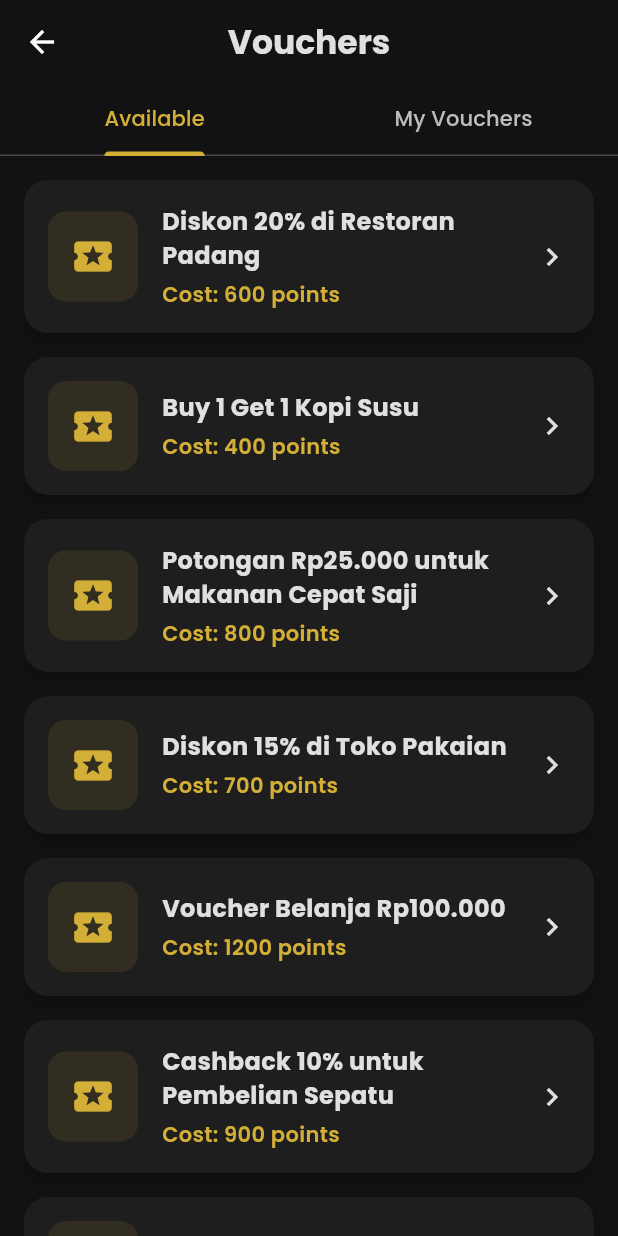
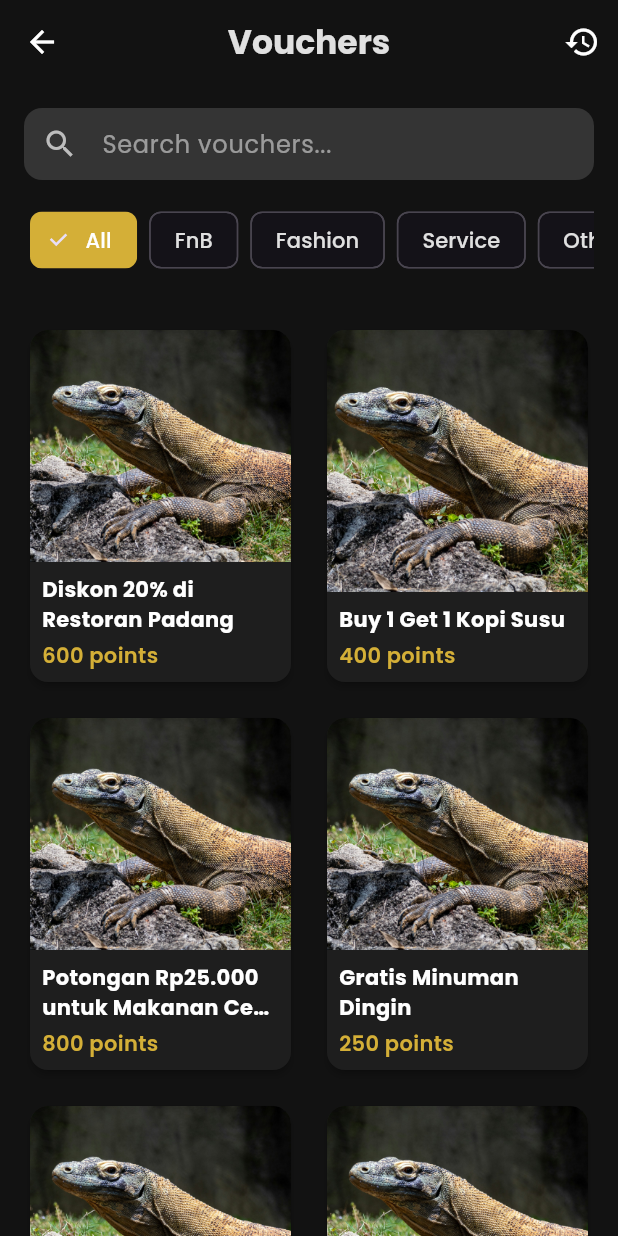
Before and after one commit to aryaravapradana/mobproguts, a Flutter app: the VoucherPage screen opened directly with sample values from the repository, on a phone screen of 412 x 824 dp. Run offline on Flutter 3.47's test engine with Material 3 defaults, Android fonts, the phone set to English and light mode, and no system bars; drawn by our look-alikes of flutter_animate; our stand-ins replace font_awesome_flutter, google_fonts, qr_flutter; missing offline and left inert: mobile_scanner; accounts and stored records are empty.

Commit message:
voucher data jadiii tinggal imagenya aja

```diff
--- a/lib/data/voucher_data.dart
+++ b/lib/data/voucher_data.dart
@@ -1,27 +1,47 @@
 import 'package:project_midterms/models/voucher.dart';
 
 List<Voucher> fnbVouchers = [
-  Voucher(title: "Diskon 20% di Restoran Padang", cost: 600),
-  Voucher(title: "Buy 1 Get 1 Kopi Susu", cost: 400),
-  Voucher(title: "Potongan Rp25.000 untuk Makanan Cepat Saji", cost: 800),
+  Voucher(title: "Diskon 20% di Restoran Padang", cost: 600, image: 'lib/assets/voucher_images/komodo.jpg'),
+  Voucher(title: "Buy 1 Get 1 Kopi Susu", cost: 400, image: 'lib/assets/voucher_images/komodo.jpg'),
+  Voucher(title: "Potongan Rp25.000 untuk Makanan Cepat Saji", cost: 800, image: 'lib/assets/voucher_images/komodo.jpg'),
+  Voucher(title: "Gratis Minuman Dingin", cost: 250, image: 'lib/assets/voucher_images/komodo.jpg'),
+  Voucher(title: "Diskon 30% untuk Kue", cost: 550, image: 'lib/assets/voucher_images/komodo.jpg'),
+  Voucher(title: "Potongan Rp15.000 untuk Makanan Ringan", cost: 350, image: 'lib/assets/voucher_images/komodo.jpg'),
 ];
 
 List<Voucher> fashionVouchers = [
-  Voucher(title: "Diskon 15% di Toko Pakaian", cost: 700),
-  Voucher(title: "Voucher Belanja Rp100.000", cost: 1200),
-  Voucher(title: "Cashback 10% untuk Pembelian Sepatu", cost: 900),
+  Voucher(title: "Diskon 15% di Toko Pakaian", cost: 700, image: 'lib/assets/voucher_images/komodo.jpg'),
+  Voucher(title: "Voucher Belanja Rp100.000", cost: 1200, image: 'lib/assets/voucher_images/komodo.jpg'),
+  Voucher(title: "Cashback 10% untuk Pembelian Sepatu", cost: 900, image: 'lib/assets/voucher_images/komodo.jpg'),
+  Voucher(title: "Diskon 25% untuk Aksesoris", cost: 450, image: 'lib/assets/voucher_images/komodo.jpg'),
+  Voucher(title: "Voucher Belanja Rp50.000", cost: 600, image: 'lib/assets/voucher_images/komodo.jpg'),
+  Voucher(title: "Cashback 15% untuk Tas", cost: 850, image: 'lib/assets/voucher_images/komodo.jpg'),
 ];
 
 List<Voucher> serviceVouchers = [
-  Voucher(title: "Gratis Cuci Motor", cost: 300),
-  Voucher(title: "Potongan Harga Servis AC", cost: 1500),
-  Voucher(title: "Diskon 50% untuk Potong Rambut", cost: 500),
+  Voucher(title: "Gratis Cuci Motor", cost: 300, image: 'lib/assets/voucher_images/komodo.jpg'),
+  Voucher(title: "Potongan Harga Servis AC", cost: 1500, image: 'lib/assets/voucher_images/komodo.jpg'),
+  Voucher(title: "Diskon 50% untuk Potong Rambut", cost: 500, image: 'lib/assets/voucher_images/komodo.jpg'),
+  Voucher(title: "Gratis Cuci Mobil", cost: 500, image: 'lib/assets/voucher_images/komodo.jpg'),
+  Voucher(title: "Potongan Harga Servis Laptop", cost: 2000, image: 'lib/assets/voucher_images/komodo.jpg'),
+  Voucher(title: "Diskon 20% untuk Jasa Kebersihan", cost: 700, image: 'lib/assets/voucher_images/komodo.jpg'),
 ];
 
 List<Voucher> othersVouchers = [
-  Voucher(title: "Voucher Pulsa Rp10.000", cost: 200),
-  Voucher(title: "Diskon Tiket Bioskop", cost: 800),
-  Voucher(title: "Gratis 1 Jam Bermain di Game Center", cost: 1000),
+  Voucher(title: "Voucher Pulsa Rp10.000", cost: 200, image: 'lib/assets/voucher_images/komodo.jpg'),
+  Voucher(title: "Diskon Tiket Bioskop", cost: 800, image: 'lib/assets/voucher_images/komodo.jpg'),
+  Voucher(title: "Gratis 1 Jam Bermain di Game Center", cost: 1000, image: 'lib/assets/voucher_images/komodo.jpg'),
+  Voucher(title: "Voucher Pulsa Rp25.000", cost: 450, image: 'lib/assets/voucher_images/komodo.jpg'),
+  Voucher(title: "Diskon Tiket Konser", cost: 1500, image: 'lib/assets/voucher_images/komodo.jpg'),
+  Voucher(title: "Gratis 2 Jam Karaoke", cost: 1200, image: 'lib/assets/voucher_images/komodo.jpg'),
+];
+
+List<Voucher> electronicAndAppliancesVouchers = [
+  Voucher(title: "Diskon 10% untuk TV", cost: 2500, image: 'lib/assets/voucher_images/komodo.jpg'),
+  Voucher(title: "Potongan Rp200.000 untuk Kulkas", cost: 3000, image: 'lib/assets/voucher_images/komodo.jpg'),
+  Voucher(title: "Cashback 5% untuk Mesin Cuci", cost: 2000, image: 'lib/assets/voucher_images/komodo.jpg'),
+  Voucher(title: "Gratis Ongkir untuk Pembelian AC", cost: 1000, image: 'lib/assets/voucher_images/komodo.jpg'),
+  Voucher(title: "Voucher Belanja Elektronik Rp150.000", cost: 1800, image: 'lib/assets/voucher_images/komodo.jpg'),
 ];
 
 Map<String, List<Voucher>> categorizedVouchers = {
@@ -29,6 +49,7 @@
   'Fashion': fashionVouchers,
   'Service': serviceVouchers,
   'Others': othersVouchers,
+  'Electronic & Appliances': electronicAndAppliancesVouchers,
 };
 
 List<Voucher> dummyVouchers = [
@@ -36,4 +57,5 @@
   ...fashionVouchers,
   ...serviceVouchers,
   ...othersVouchers,
+  ...electronicAndAppliancesVouchers,
 ];
--- a/lib/models/voucher.dart
+++ b/lib/models/voucher.dart
@@ -2,6 +2,7 @@
   final String title;
   final int cost;
   final DateTime? date;
+  final String? image;
 
-  Voucher({required this.title, required this.cost, this.date});
+  Voucher({required this.title, required this.cost, this.date, this.image});
 }
--- a/lib/screens/voucher_page.dart
+++ b/lib/screens/voucher_page.dart
@@ -1,8 +1,8 @@
 import 'package:flutter/material.dart';
 import 'package:project_midterms/colors.dart';
-import 'package:project_midterms/data/redeem_history_data.dart';
 import 'package:project_midterms/data/voucher_data.dart';
 import 'package:project_midterms/models/voucher.dart';
+import 'package:project_midterms/screens/my_vouchers_page.dart';
 import '../models/user.dart';
 import 'package:flutter_animate/flutter_animate.dart';
 import 'package:google_fonts/google_fonts.dart';
@@ -16,57 +16,107 @@
   State<VoucherPage> createState() => _VoucherPageState();
 }
 
-class _VoucherPageState extends State<VoucherPage> with SingleTickerProviderStateMixin {
-  late TabController _tabController;
-
-  @override
-  void initState() {
-    super.initState();
-    _tabController = TabController(length: 2, vsync: this);
-  }
-
-  @override
-  void dispose() {
-    _tabController.dispose();
-    super.dispose();
-  }
+class _VoucherPageState extends State<VoucherPage> {
+  String _searchQuery = '';
+  String _selectedCategory = 'All';
 
   @override
   Widget build(BuildContext context) {
     return Scaffold(
       appBar: AppBar(
         title: Text('Vouchers', style: GoogleFonts.poppins(fontWeight: FontWeight.bold)),
-        bottom: TabBar(
-          controller: _tabController,
-          indicatorColor: AppColors.primary,
-          labelColor: AppColors.primary,
-          unselectedLabelColor: AppColors.lightGrey,
-          tabs: const [
-            Tab(text: 'Available'),
-            Tab(text: 'My Vouchers'),
+        actions: [
+          IconButton(
+            icon: const Icon(Icons.history),
+            onPressed: () {
+              Navigator.push(
+                context,
+                MaterialPageRoute(builder: (context) => const MyVouchersPage()),
+              );
+            },
+          ),
         ],
       ),
-      ),
-      body: TabBarView(
-        controller: _tabController,
+      body: Column(
         children: [
-          _buildVoucherList(dummyVouchers, true),
-          _buildVoucherList(redeemedVouchers, false),
+          _buildSearchAndFilter(),
+          Expanded(child: _buildVoucherGrid()),
         ],
       ),
     );
   }
 
-  Widget _buildVoucherList(List<Voucher> vouchers, bool canRedeem) {
-    if (vouchers.isEmpty) {
+  Widget _buildSearchAndFilter() {
+    return Padding(
+      padding: const EdgeInsets.all(16.0),
+      child: Column(
+        children: [
+          TextField(
+            onChanged: (value) {
+              setState(() {
+                _searchQuery = value;
+              });
+            },
+            decoration: InputDecoration(
+              hintText: 'Search vouchers...',
+              prefixIcon: const Icon(Icons.search),
+              border: OutlineInputBorder(
+                borderRadius: BorderRadius.circular(12),
+                borderSide: BorderSide.none,
+              ),
+              filled: true,
+              fillColor: AppColors.lightGrey.withAlpha(50),
+            ),
+          ),
+          const SizedBox(height: 16),
+          SingleChildScrollView(
+            scrollDirection: Axis.horizontal,
+            child: Row(
+              children: ['All', ...categorizedVouchers.keys].map((category) {
+                return Padding(
+                  padding: const EdgeInsets.symmetric(horizontal: 4.0),
+                  child: FilterChip(
+                    label: Text(category),
+                    selected: _selectedCategory == category,
+                    onSelected: (selected) {
+                      setState(() {
+                        _selectedCategory = category;
+                      });
+                    },
+                    selectedColor: AppColors.primary,
+                    labelStyle: TextStyle(
+                      color: _selectedCategory == category ? Colors.white : AppColors.onSurface,
+                    ),
+                  ),
+                );
+              }).toList(),
+            ),
+          ),
+        ],
+      ),
+    );
+  }
+
+  Widget _buildVoucherGrid() {
+    List<Voucher> filteredVouchers = dummyVouchers.where((voucher) {
+      final titleMatches = voucher.title.toLowerCase().contains(_searchQuery.toLowerCase());
+      final categoryMatches = _selectedCategory == 'All' ||
+          categorizedVouchers.entries
+              .firstWhere((entry) => entry.key == _selectedCategory)
+              .value
+              .contains(voucher);
+      return titleMatches && categoryMatches;
+    }).toList();
+
+    if (filteredVouchers.isEmpty) {
       return Center(
         child: Column(
           mainAxisAlignment: MainAxisAlignment.center,
           children: [
-            const Icon(Icons.folder_open, size: 60, color: AppColors.lightGrey),
+            const Icon(Icons.search_off, size: 60, color: AppColors.lightGrey),
             const SizedBox(height: 16),
             Text(
-              canRedeem ? "No Vouchers Available" : "You haven't redeemed any vouchers yet.",
+              "No vouchers found",
               style: GoogleFonts.poppins(fontSize: 16, color: AppColors.onSurface),
             ),
           ],
@@ -74,20 +124,24 @@
       );
     }
 
-    return ListView.builder(
+    return GridView.builder(
       padding: const EdgeInsets.all(16),
-      itemCount: vouchers.length,
+      gridDelegate: const SliverGridDelegateWithFixedCrossAxisCount(
+        crossAxisCount: 2,
+        crossAxisSpacing: 16,
+        mainAxisSpacing: 16,
+        childAspectRatio: 0.75,
+      ),
+      itemCount: filteredVouchers.length,
       itemBuilder: (context, index) {
-        final voucher = vouchers[index];
-        return _buildVoucherCard(voucher, canRedeem, index);
+        final voucher = filteredVouchers[index];
+        return _buildVoucherCard(voucher, index);
       },
     );
   }
 
-  Widget _buildVoucherCard(Voucher voucher, bool canRedeem, int index) {
-    return Card(
-      margin: const EdgeInsets.only(bottom: 16),
-      child: InkWell(
+  Widget _buildVoucherCard(Voucher voucher, int index) {
+    return GestureDetector(
       onTap: () async {
         final result = await Navigator.push(
           context,
@@ -100,24 +154,41 @@
           setState(() {});
         }
       },
-        borderRadius: BorderRadius.circular(16),
-        child: Padding(
-          padding: const EdgeInsets.all(16.0),
-          child: Row(
+      child: Card(
+        elevation: 2,
+        shape: RoundedRectangleBorder(borderRadius: BorderRadius.circular(12)),
+        child: Column(
+          crossAxisAlignment: CrossAxisAlignment.start,
           children: [
-              Container(
-                width: 60,
-                height: 60,
-                decoration: BoxDecoration(
-                  color: AppColors.primary.withAlpha(26),
-                  borderRadius: BorderRadius.circular(12),
+            Expanded(
+              child: ClipRRect(
+                borderRadius: const BorderRadius.vertical(top: Radius.circular(12)),
+                child: voucher.image != null
+                    ? Image.asset(
+                        voucher.image!,
+                        fit: BoxFit.cover,
+                        width: double.infinity,
+                        errorBuilder: (context, error, stackTrace) {
+                          return const Center(
+                            child: Icon(
+                              Icons.image_not_supported,
+                              color: AppColors.lightGrey,
+                              size: 40,
                             ),
-                child: const Center(
-                  child: Icon(Icons.local_activity, color: AppColors.primary, size: 30),
+                          );
+                        },
+                      )
+                    : const Center(
+                        child: Icon(
+                          Icons.image_not_supported,
+                          color: AppColors.lightGrey,
+                          size: 40,
                         ),
                       ),
-              const SizedBox(width: 16),
-              Expanded(
+              ),
+            ),
+            Padding(
+              padding: const EdgeInsets.all(8.0),
               child: Column(
                 crossAxisAlignment: CrossAxisAlignment.start,
                 children: [
@@ -125,26 +196,25 @@
                     voucher.title,
                     style: GoogleFonts.poppins(
                       fontWeight: FontWeight.bold,
-                        fontSize: 16,
-                        color: AppColors.onSurface,
+                      fontSize: 14,
                     ),
+                    maxLines: 2,
+                    overflow: TextOverflow.ellipsis,
                   ),
                   const SizedBox(height: 4),
                   Text(
-                      canRedeem ? "Cost: ${voucher.cost} points" : "Redeemed",
+                    "${voucher.cost} points",
                     style: GoogleFonts.poppins(
-                        color: canRedeem ? AppColors.primary : AppColors.success,
+                      color: AppColors.primary,
                       fontWeight: FontWeight.w600,
                     ),
                   ),
                 ],
               ),
             ),
-              const Icon(Icons.chevron_right, color: AppColors.onSurface),
           ],
         ),
       ),
-      ),
-    ).animate().fadeIn(duration: 400.ms).slideX(begin: 0.2, delay: (100 * index).ms);
+    ).animate().fadeIn(duration: 400.ms).slideY(begin: 0.2, delay: (100 * index).ms);
   }
 }
--- a/pubspec.yaml
+++ b/pubspec.yaml
@@ -67,7 +67,7 @@
 
   # To add assets to your application, add an assets section, like this:
   assets:
-    - assets/img/
+    - lib/assets/voucher_images/
 
   # An image asset can refer to one or more resolution-specific "variants", see
   # https://flutter.dev/to/resolution-aware-images
```
Also changed, not shown: lib/screens/my_vouchers_page.dart (added, +94 -0 lines), image.png (deleted), lib/assets/voucher_images/komodo.jpg (added). Lines whose indentation alone changed are shown as unchanged.
